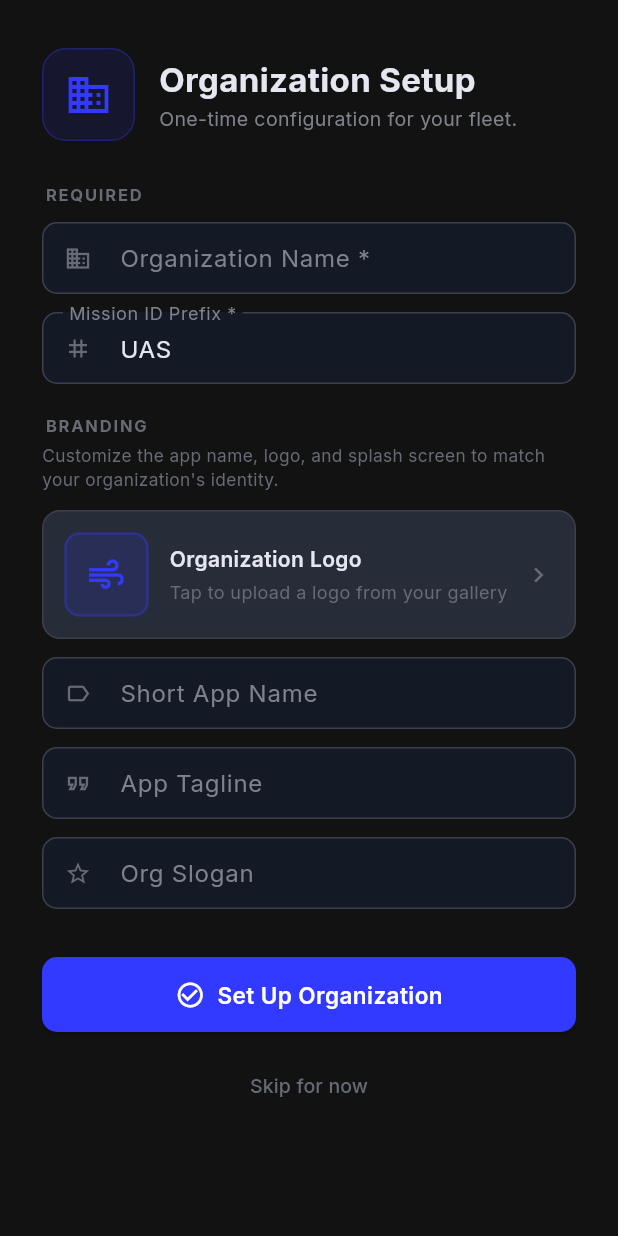
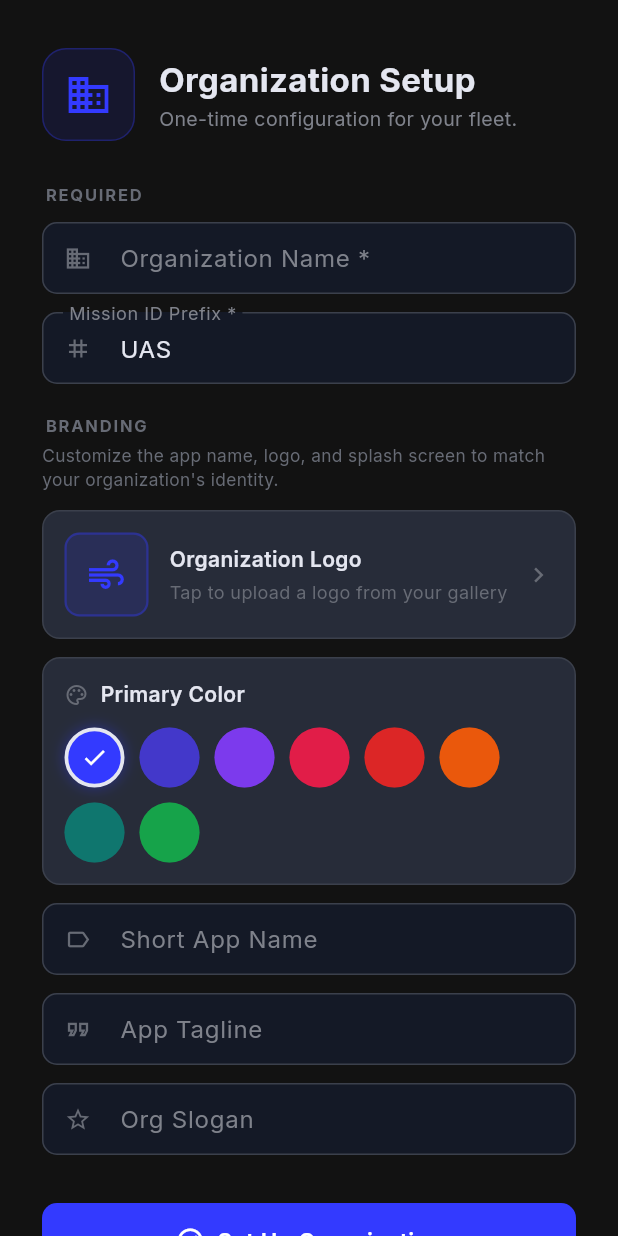
Before and after one commit to duasict/DUAS-FMS, a Flutter app: the screen it shows after launch, after a tap on "Set it up first", on a phone screen of 412 x 824 dp. Run offline on Flutter 3.47's test engine with Material 3 defaults, Android fonts, the phone set to English and light mode, and no system bars; our stand-ins replace connectivity_plus, flutter_local_notifications, flutter_map, flutter_secure_storage, geolocator, google_fonts and 11 more; missing offline and left inert: google_mlkit_face_detection, google_mlkit_text_recognition, shelf_router, tflite_flutter; accounts and stored records are empty.

Commit message:
feat: org-wide primary colour picker with 8 presets, dynamic theme rebuild

```diff
--- a/lib/main.dart
+++ b/lib/main.dart
@@ -42,12 +42,13 @@ class FmsApp extends StatelessWidget {
 
   @override
   Widget build(BuildContext context) {
-    final themeMode = context.watch<ThemeProvider>().mode;
+    final themeMode    = context.watch<ThemeProvider>().mode;
+    final primaryColor = context.watch<OrgSettingsProvider>().primaryColor;
     return MaterialApp(
       title: 'FMS',
       debugShowCheckedModeBanner: false,
-      theme: AppTheme.lightTheme,
-      darkTheme: AppTheme.darkTheme,
+      theme:     AppTheme.lightTheme(primaryColor),
+      darkTheme: AppTheme.darkTheme(primaryColor),
       themeMode: themeMode,
       home: const SplashScreen(),
     );
--- a/lib/providers/org_settings_provider.dart
+++ b/lib/providers/org_settings_provider.dart
@@ -1,4 +1,4 @@
-import 'package:flutter/foundation.dart';
+import 'package:flutter/material.dart';
 import '../services/org_settings_service.dart';
 
 /// Provides org-level white-label settings throughout the widget tree.
@@ -18,6 +18,7 @@ class OrgSettingsProvider extends ChangeNotifier {
   String get missionPrefix => _settings.missionPrefix;
   String get slogan        => _settings.slogan;
   String get logoPath      => _settings.logoPath;
+  Color  get primaryColor  => Color(_settings.primaryColorValue);
 
   Future<void> load() async {
     _configured = await OrgSettingsService.isConfigured();
--- a/lib/screens/onboarding/org_setup_screen.dart
+++ b/lib/screens/onboarding/org_setup_screen.dart
@@ -28,8 +28,9 @@ class _OrgSetupScreenState extends State<OrgSetupScreen> {
   final _prefixCtrl    = TextEditingController();
   final _taglineCtrl   = TextEditingController();
   final _sloganCtrl    = TextEditingController();
-  String _logoPath     = '';
-  bool   _isSaving     = false;
+  String _logoPath          = '';
+  int    _primaryColorValue = 0xFF333AFF;
+  bool   _isSaving          = false;
 
   @override
   void initState() {
@@ -47,7 +48,8 @@ class _OrgSetupScreenState extends State<OrgSetupScreen> {
       _prefixCtrl.text  = s.missionPrefix;
       _taglineCtrl.text = s.tagline   != d.tagline   ? s.tagline   : '';
       _sloganCtrl.text  = s.slogan    != d.slogan    ? s.slogan    : '';
-      _logoPath         = s.logoPath;
+      _logoPath          = s.logoPath;
+      _primaryColorValue = s.primaryColorValue;
     });
   }
 
@@ -90,7 +92,8 @@ class _OrgSetupScreenState extends State<OrgSetupScreen> {
           ? _taglineCtrl.text.trim() : d.tagline,
       slogan: _sloganCtrl.text.trim().isNotEmpty
           ? _sloganCtrl.text.trim() : d.slogan,
-      logoPath: _logoPath,
+      logoPath:          _logoPath,
+      primaryColorValue: _primaryColorValue,
     );
 
     if (!mounted) return;
@@ -245,6 +248,72 @@ class _OrgSetupScreenState extends State<OrgSetupScreen> {
                 ),
 
                 const SizedBox(height: 12),
+
+                // ── Primary colour picker ──────────────────────────────────
+                Container(
+                  padding: const EdgeInsets.all(14),
+                  decoration: BoxDecoration(
+                    color: context.colors.card,
+                    borderRadius: BorderRadius.circular(12),
+                    border: Border.all(color: context.colors.border),
+                  ),
+                  child: Column(
+                    crossAxisAlignment: CrossAxisAlignment.start,
+                    children: [
+                      Row(children: [
+                        Icon(Icons.palette_outlined,
+                            size: 16, color: context.colors.textMuted),
+                        const SizedBox(width: 8),
+                        Text('Primary Color',
+                            style: TextStyle(
+                                color: context.colors.textPrimary,
+                                fontSize: 14,
+                                fontWeight: FontWeight.w600)),
+                      ]),
+                      const SizedBox(height: 12),
+                      Wrap(
+                        spacing: 10,
+                        runSpacing: 10,
+                        children: AppColors.primarySwatches.map((s) {
+                          final selected = s.color.toARGB32() == _primaryColorValue;
+                          return GestureDetector(
+                            onTap: () => setState(
+                                () => _primaryColorValue = s.color.toARGB32()),
+                            child: Tooltip(
+                              message: s.label,
+                              child: Container(
+                                width: 40,
+                                height: 40,
+                                decoration: BoxDecoration(
+                                  color: s.color,
+                                  shape: BoxShape.circle,
+                                  border: Border.all(
+                                    color: selected
+                                        ? context.colors.textPrimary
+                                        : Colors.transparent,
+                                    width: 2.5,
+                                  ),
+                                  boxShadow: [
+                                    BoxShadow(
+                                      color: s.color.withValues(alpha: 0.4),
+                                      blurRadius: selected ? 8 : 0,
+                                    ),
+                                  ],
+                                ),
+                                child: selected
+                                    ? const Icon(Icons.check,
+                                        color: Colors.white, size: 18)
+                                    : null,
+                              ),
+                            ),
+                          );
+                        }).toList(),
+                      ),
+                    ],
+                  ),
+                ),
+
+                const SizedBox(height: 12),
                 _field(
                   controller: _appNameCtrl,
                   label: 'Short App Name',
--- a/lib/services/org_settings_service.dart
+++ b/lib/services/org_settings_service.dart
@@ -10,6 +10,8 @@ class OrgSettings {
   final String slogan;
   /// Absolute path to the org logo image on device. Empty = use default icon.
   final String logoPath;
+  /// ARGB hex int for the primary brand colour, e.g. 0xFF333AFF (default blue).
+  final int primaryColorValue;
 
   const OrgSettings({
     required this.orgName,
@@ -18,6 +20,7 @@ class OrgSettings {
     required this.missionPrefix,
     required this.slogan,
     this.logoPath = '',
+    this.primaryColorValue = 0xFF333AFF,
   });
 
   static OrgSettings get defaults => const OrgSettings(
@@ -35,14 +38,16 @@ class OrgSettings {
     String? missionPrefix,
     String? slogan,
     String? logoPath,
+    int?    primaryColorValue,
   }) =>
       OrgSettings(
-        orgName:       orgName       ?? this.orgName,
-        appName:       appName       ?? this.appName,
-        tagline:       tagline       ?? this.tagline,
-        missionPrefix: missionPrefix ?? this.missionPrefix,
-        slogan:        slogan        ?? this.slogan,
-        logoPath:      logoPath      ?? this.logoPath,
+        orgName:           orgName           ?? this.orgName,
+        appName:           appName           ?? this.appName,
+        tagline:           tagline           ?? this.tagline,
+        missionPrefix:     missionPrefix     ?? this.missionPrefix,
+        slogan:            slogan            ?? this.slogan,
+        logoPath:          logoPath          ?? this.logoPath,
+        primaryColorValue: primaryColorValue ?? this.primaryColorValue,
       );
 }
 
@@ -53,8 +58,9 @@ class OrgSettingsService {
   static const _kTagline    = 'org.tagline';
   static const _kPrefix     = 'org.prefix';
   static const _kSlogan     = 'org.slogan';
-  static const _kLogoPath   = 'org.logoPath';
-  static const _kConfigured = 'org.configured';
+  static const _kLogoPath     = 'org.logoPath';
+  static const _kPrimaryColor = 'org.primaryColor';
+  static const _kConfigured   = 'org.configured';
 
   static Future<bool> isConfigured() async {
     final prefs = await SharedPreferences.getInstance();
@@ -70,7 +76,8 @@ class OrgSettingsService {
       tagline:       prefs.getString(_kTagline)   ?? d.tagline,
       missionPrefix: prefs.getString(_kPrefix)    ?? d.missionPrefix,
       slogan:        prefs.getString(_kSlogan)    ?? d.slogan,
-      logoPath:      prefs.getString(_kLogoPath)  ?? '',
+      logoPath:          prefs.getString(_kLogoPath)        ?? '',
+      primaryColorValue: prefs.getInt(_kPrimaryColor)       ?? 0xFF333AFF,
     );
   }
 
@@ -82,6 +89,7 @@ class OrgSettingsService {
     await prefs.setString(_kPrefix,     s.missionPrefix);
     await prefs.setString(_kSlogan,     s.slogan);
     await prefs.setString(_kLogoPath,   s.logoPath);
+    await prefs.setInt(_kPrimaryColor,  s.primaryColorValue);
     await prefs.setBool(_kConfigured,   true);
   }
 }
--- a/lib/theme/app_theme.dart
+++ b/lib/theme/app_theme.dart
@@ -23,33 +23,47 @@ import 'package:google_fonts/google_fonts.dart';
 //    info      #21498a / #4b6ca2 / #7590ba
 // ═══════════════════════════════════════════════════════════════════════════════
 
-// ── Semantic colors — same values in both themes ──────────────────────────────
+// ── Semantic colors — immutable, same values in both themes ───────────────────
 class AppColors {
   AppColors._();
 
-  // Primary
-  static const Color primary      = Color(0xFF333AFF); // a0 — buttons, active borders
-  static const Color primaryLight = Color(0xFF7797FF); // a40 — nav selected, text links
-  static const Color accent       = Color(0xFF8CA9FF); // a50 — softest tint / secondary
+  // Default primary scale — kept as compile-time constants so they can be used
+  // in const widget constructors.  Dynamic callers should prefer
+  // context.colors.primary / primaryLight / accent instead.
+  static const Color primary      = Color(0xFF333AFF);
+  static const Color primaryLight = Color(0xFF7797FF);
+  static const Color accent       = Color(0xFF8CA9FF);
 
   // Success (a10 for text/icons, a0 for solid backgrounds)
-  static const Color success      = Color(0xFF5BA989); // --clr-success-a10
-  static const Color successDark  = Color(0xFF22946E); // --clr-success-a0
+  static const Color success      = Color(0xFF5BA989);
+  static const Color successDark  = Color(0xFF22946E);
 
   // Warning
-  static const Color warning      = Color(0xFFBA945A); // --clr-warning-a10
-  static const Color warningDark  = Color(0xFFA87A2A); // --clr-warning-a0
+  static const Color warning      = Color(0xFFBA945A);
+  static const Color warningDark  = Color(0xFFA87A2A);
 
   // Danger
-  static const Color danger       = Color(0xFFB4544C); // --clr-danger-a10
-  static const Color dangerDark   = Color(0xFF9C2121); // --clr-danger-a0
+  static const Color danger       = Color(0xFFB4544C);
+  static const Color dangerDark   = Color(0xFF9C2121);
 
   // Info
-  static const Color info         = Color(0xFF4B6CA2); // --clr-info-a10
-  static const Color infoDark     = Color(0xFF21498A); // --clr-info-a0
+  static const Color info         = Color(0xFF4B6CA2);
+  static const Color infoDark     = Color(0xFF21498A);
+
+  // ── Predefined primary colour swatches (OEM whitelabel) ───────────────────
+  static const List<({String label, Color color})> primarySwatches = [
+    (label: 'Blue',    color: Color(0xFF333AFF)),
+    (label: 'Indigo',  color: Color(0xFF4338CA)),
+    (label: 'Violet',  color: Color(0xFF7C3AED)),
+    (label: 'Rose',    color: Color(0xFFE11D48)),
+    (label: 'Red',     color: Color(0xFFDC2626)),
+    (label: 'Orange',  color: Color(0xFFEA580C)),
+    (label: 'Teal',    color: Color(0xFF0F766E)),
+    (label: 'Green',   color: Color(0xFF16A34A)),
+  ];
 }
 
-// ── Structural colors — differ between light and dark ─────────────────────────
+// ── Structural + brand colors — available via context.colors ──────────────────
 class AppColorScheme extends ThemeExtension<AppColorScheme> {
   const AppColorScheme({
     required this.background,
@@ -59,6 +73,10 @@ class AppColorScheme extends ThemeExtension<AppColorScheme> {
     required this.textPrimary,
     required this.textSecondary,
     required this.textMuted,
+    // Brand colours — dynamic, overridden per build from org settings
+    this.primary      = AppColors.primary,
+    this.primaryLight = AppColors.primaryLight,
+    this.accent       = AppColors.accent,
   });
 
   final Color background;
@@ -68,15 +86,11 @@ class AppColorScheme extends ThemeExtension<AppColorScheme> {
   final Color textPrimary;
   final Color textSecondary;
   final Color textMuted;
+  final Color primary;
+  final Color primaryLight;
+  final Color accent;
 
-  // ── Dark palette — CSS surface + tonal surface tokens ─────────────────────
-  //   background  →  --clr-surface-a0        #121212
-  //   surface     →  --clr-surface-tonal-a0  #141926
-  //   card        →  --clr-surface-tonal-a10 #272c39
-  //   border      →  --clr-surface-tonal-a20 #3b404c
-  //   textPrimary → near-white with subtle tonal tint
-  //   textSecondary → --clr-surface-tonal-a50 #7f828b
-  //   textMuted     → --clr-surface-tonal-a40 #676b75
+  // ── Dark palette ──────────────────────────────────────────────────────────
   static const dark = AppColorScheme(
     background:    Color(0xFF121212),
     surface:       Color(0xFF141926),
@@ -87,14 +101,7 @@ class AppColorScheme extends ThemeExtension<AppColorScheme> {
     textMuted:     Color(0xFF676B75),
   );
 
-  // ── Light palette — inverted tonal surface tokens ─────────────────────────
-  //   background  → very light tonal  (near-white with blue tint)
-  //   surface     → pure white
-  //   card        → pure white
-  //   border      → light tonal border
-  //   textPrimary → --clr-surface-tonal-a0  #141926 (dark ink on light)
-  //   textSecondary → --clr-surface-tonal-a30 #515560
-  //   textMuted     → --clr-surface-tonal-a40 #676b75
+  // ── Light palette ─────────────────────────────────────────────────────────
   static const light = AppColorScheme(
     background:    Color(0xFFEEF0F7),
     surface:       Color(0xFFFFFFFF),
@@ -114,6 +121,9 @@ class AppColorScheme extends ThemeExtension<AppColorScheme> {
     Color? textPrimary,
     Color? textSecondary,
     Color? textMuted,
+    Color? primary,
+    Color? primaryLight,
+    Color? accent,
   }) =>
       AppColorScheme(
         background:    background    ?? this.background,
@@ -123,6 +133,9 @@ class AppColorScheme extends ThemeExtension<AppColorScheme> {
         textPrimary:   textPrimary   ?? this.textPrimary,
         textSecondary: textSecondary ?? this.textSecondary,
         textMuted:     textMuted     ?? this.textMuted,
+        primary:       primary       ?? this.primary,
+        primaryLight:  primaryLight  ?? this.primaryLight,
+        accent:        accent        ?? this.accent,
       );
 
   @override
@@ -136,6 +149,9 @@ class AppColorScheme extends ThemeExtension<AppColorScheme> {
       textPrimary:   Color.lerp(textPrimary,   other.textPrimary,   t)!,
       textSecondary: Color.lerp(textSecondary, other.textSecondary, t)!,
       textMuted:     Color.lerp(textMuted,     other.textMuted,     t)!,
+      primary:       Color.lerp(primary,       other.primary,       t)!,
+      primaryLight:  Color.lerp(primaryLight,  other.primaryLight,  t)!,
+      accent:        Color.lerp(accent,        other.accent,        t)!,
     );
   }
 }
@@ -149,11 +165,34 @@ extension BuildContextColors on BuildContext {
 class AppTheme {
   AppTheme._();
 
-  static ThemeData get darkTheme  => _build(AppColorScheme.dark,  Brightness.dark);
-  static ThemeData get lightTheme => _build(AppColorScheme.light, Brightness.light);
+  /// Default blue — used when no org primary color has been configured yet.
+  static const _defaultPrimary = AppColors.primary;
 
-  static ThemeData _build(AppColorScheme c, Brightness brightness) {
-    final isDark = brightness == Brightness.dark;
+  static ThemeData darkTheme([Color primary = _defaultPrimary]) =>
+      _build(AppColorScheme.dark,  Brightness.dark,  primary);
+  static ThemeData lightTheme([Color primary = _defaultPrimary]) =>
+      _build(AppColorScheme.light, Brightness.light, primary);
+
+  /// Derives a lighter tint from [primary] for text links and nav highlights.
+  static Color derivePrimaryLight(Color primary) =>
+      Color.lerp(primary, Colors.white, 0.38)!;
+
+  /// Derives the softest accent tint from [primary].
+  static Color deriveAccent(Color primary) =>
+      Color.lerp(primary, Colors.white, 0.52)!;
+
+  static ThemeData _build(
+      AppColorScheme base, Brightness brightness, Color primary) {
+    final pLight = derivePrimaryLight(primary);
+    final pAccent = deriveAccent(primary);
+    final isDark  = brightness == Brightness.dark;
+
+    // Inject dynamic brand colours into the scheme extension
+    final c = base.copyWith(
+      primary:      primary,
+      primaryLight: pLight,
+      accent:       pAccent,
+    );
 
     return ThemeData(
       useMaterial3: true,
@@ -162,9 +201,9 @@ class AppTheme {
       scaffoldBackgroundColor: c.background,
       colorScheme: ColorScheme(
         brightness:  brightness,
-        primary:     AppColors.primary,
+        primary:     primary,
         onPrimary:   Colors.white,
-        secondary:   AppColors.accent,
+        secondary:   pAccent,
         onSecondary: Colors.white,
         error:       AppColors.danger,
         onError:     Colors.white,
@@ -195,7 +234,7 @@ class AppTheme {
       ),
       elevatedButtonTheme: ElevatedButtonThemeData(
         style: ElevatedButton.styleFrom(
-          backgroundColor: AppColors.primary,
+          backgroundColor: primary,
           foregroundColor: Colors.white,
           shape: RoundedRectangleBorder(borderRadius: BorderRadius.circular(10)),
           padding: const EdgeInsets.symmetric(vertical: 14, horizontal: 24),
@@ -205,8 +244,8 @@ class AppTheme {
       ),
       outlinedButtonTheme: OutlinedButtonThemeData(
         style: OutlinedButton.styleFrom(
-          foregroundColor: AppColors.primaryLight,
-          side: const BorderSide(color: AppColors.primary),
+          foregroundColor: pLight,
+          side: BorderSide(color: primary),
           shape: RoundedRectangleBorder(borderRadius: BorderRadius.circular(10)),
           padding: const EdgeInsets.symmetric(vertical: 14, horizontal: 24),
           textStyle: GoogleFonts.inter(fontSize: 15, fontWeight: FontWeight.w600),
@@ -225,17 +264,18 @@ class AppTheme {
         ),
         focusedBorder: OutlineInputBorder(
           borderRadius: BorderRadius.circular(10),
-          borderSide: const BorderSide(color: AppColors.primary, width: 2),
+          borderSide: BorderSide(color: primary, width: 2),
         ),
         labelStyle: TextStyle(color: c.textSecondary),
         hintStyle: TextStyle(color: c.textMuted),
-        contentPadding: const EdgeInsets.symmetric(horizontal: 14, vertical: 12),
+        contentPadding:
+            const EdgeInsets.symmetric(horizontal: 14, vertical: 12),
       ),
       dividerColor: c.border,
       dividerTheme: DividerThemeData(color: c.border),
       bottomNavigationBarTheme: BottomNavigationBarThemeData(
         backgroundColor: c.surface,
-        selectedItemColor: AppColors.primaryLight,
+        selectedItemColor: pLight,
         unselectedItemColor: c.textMuted,
         type: BottomNavigationBarType.fixed,
         elevation: 0,
@@ -257,7 +297,7 @@ class AppTheme {
       )),
       chipTheme: ChipThemeData(
         backgroundColor: isDark ? c.card : c.surface,
-        selectedColor: AppColors.primary.withValues(alpha: isDark ? 0.25 : 0.12),
+        selectedColor: primary.withValues(alpha: isDark ? 0.25 : 0.12),
         labelStyle: TextStyle(color: c.textSecondary),
         side: BorderSide(color: c.border),
         shape: RoundedRectangleBorder(borderRadius: BorderRadius.circular(8)),
@@ -269,12 +309,12 @@ class AppTheme {
       switchTheme: SwitchThemeData(
         thumbColor: WidgetStateProperty.resolveWith(
           (s) => s.contains(WidgetState.selected)
-              ? AppColors.primary
+              ? primary
               : isDark ? c.textMuted : c.border,
         ),
         trackColor: WidgetStateProperty.resolveWith(
           (s) => s.contains(WidgetState.selected)
-              ? AppColors.primary.withValues(alpha: 0.35)
+              ? primary.withValues(alpha: 0.35)
               : c.border,
         ),
       ),
```
